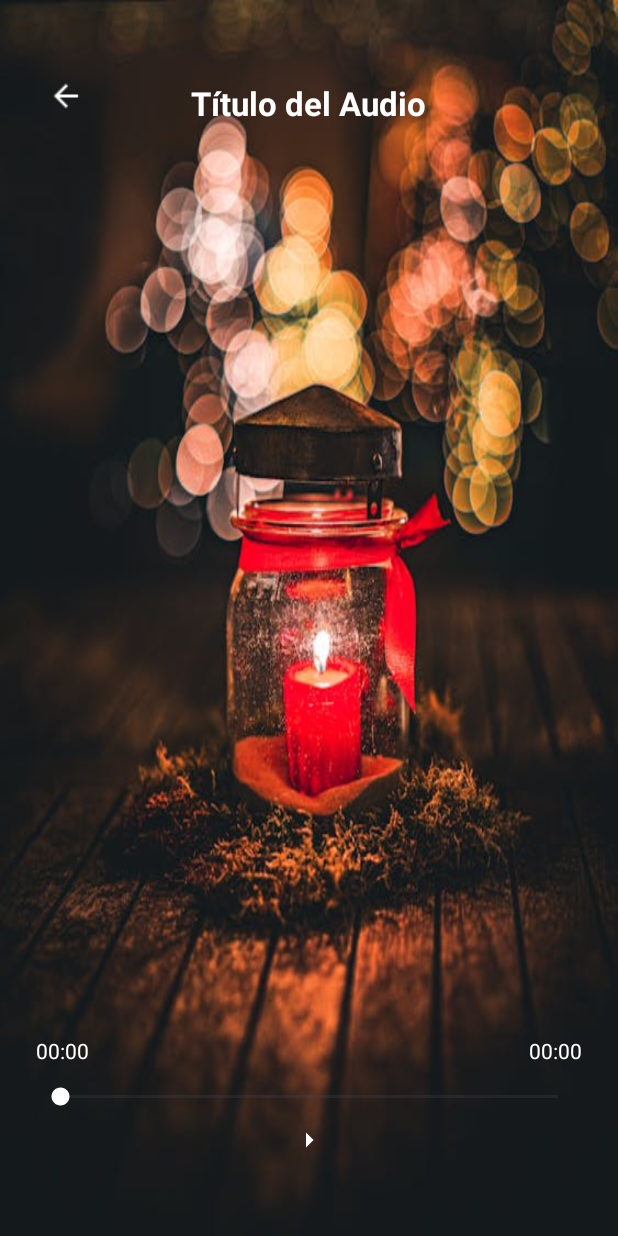
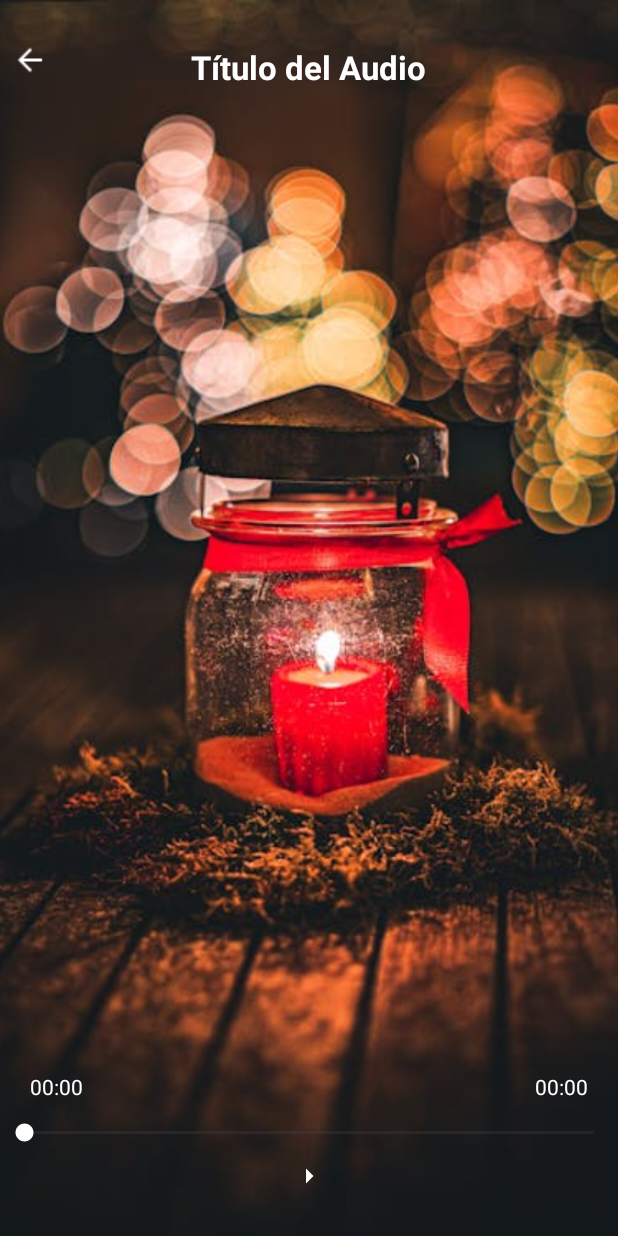
Before and after one commit to JosephTocre/ProyectoAppsMov, an Android app: the layout activity_audio_medita.xml on its own in the app's theme, with its tools: preview values and no code run, on a phone screen of 412 x 824 dp. Run offline under Robolectric (Android 15) with nearby library versions, the phone set to English and light mode, and no system bars.

Commit message:
audio diseño

```diff
--- a/app/src/main/res/layout/activity_audio_medita.xml
+++ b/app/src/main/res/layout/activity_audio_medita.xml
@@ -1,10 +1,16 @@
-<?xml version="1.0" encoding="utf-8"?>
-<RelativeLayout xmlns:android="http://schemas.android.com/apk/res/android"
+<RelativeLayout
+    xmlns:android="http://schemas.android.com/apk/res/android"
     xmlns:app="http://schemas.android.com/apk/res-auto"
     android:layout_width="match_parent"
+    android:layout_height="match_parent">
+
+
+    <ImageView
+        android:id="@+id/imgFondoAudio"
+        android:layout_width="match_parent"
         android:layout_height="match_parent"
-    android:background="@drawable/fondoaudio"
-    android:padding="24dp">
+        android:scaleType="centerCrop"
+        android:src="@drawable/fondoaudio" />
 
     <ImageButton
         android:id="@+id/btnRegresarAudio"
@@ -35,6 +41,7 @@
         android:textColor="#FFFFFF"
         android:textSize="14sp"
         android:layout_alignParentBottom="true"
+        android:layout_marginStart="20dp"
         android:layout_marginBottom="90dp"
         android:layout_alignParentStart="true" />
 
@@ -47,6 +54,7 @@
         android:textSize="14sp"
         android:layout_alignParentBottom="true"
         android:layout_marginBottom="90dp"
+        android:layout_marginEnd="20dp"
         android:layout_alignParentEnd="true" />
 
     <SeekBar
```
Lines whose indentation alone changed are shown as unchanged.
